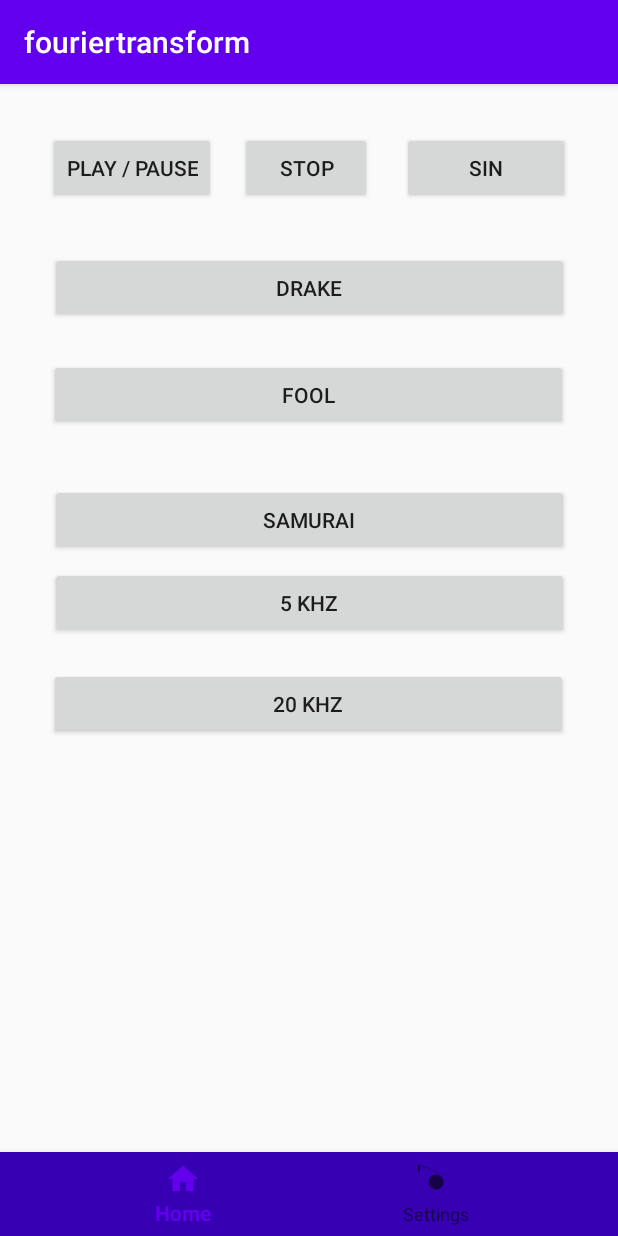
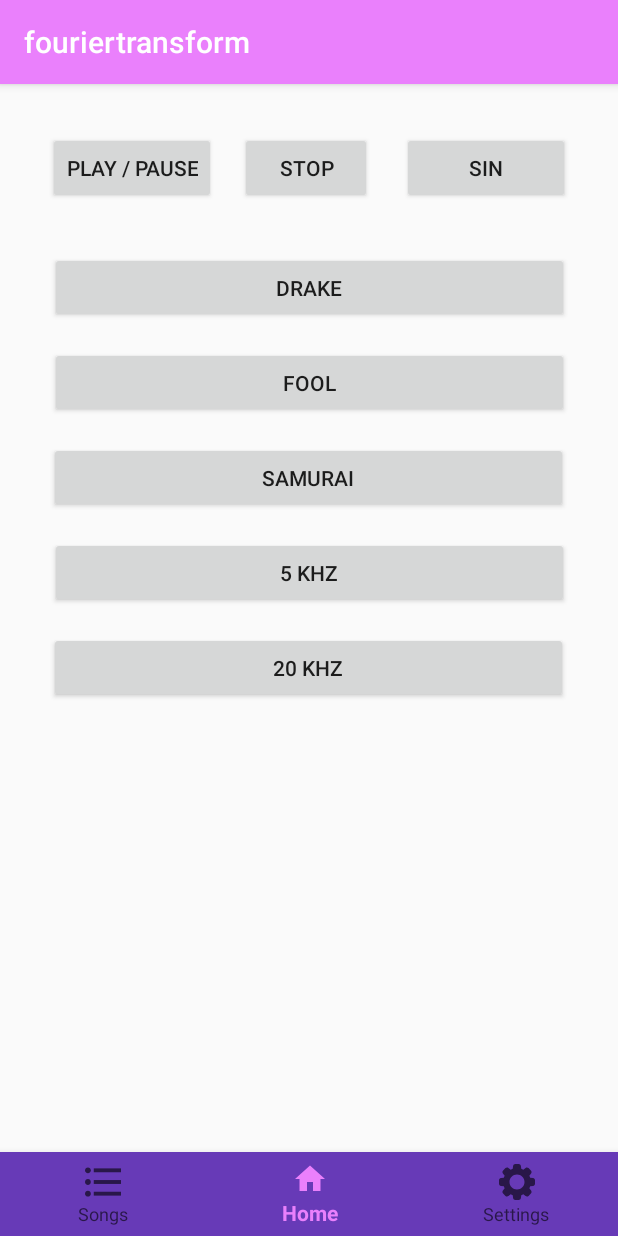
Before and after one commit to HardenedHunter/fouriertransform, an Android app: the screen it shows after launch (MainActivity), on a phone screen of 412 x 824 dp. Run offline under Robolectric (Android 15) with nearby library versions, the light colour scheme and no system bars.

Commit message:
Added list with songs which loaded from Android default media storage (audio)

```diff
--- a/app/build.gradle
+++ b/app/build.gradle
@@ -33,6 +33,7 @@
     implementation 'com.google.android.material:material:1.2.1'
     implementation 'androidx.legacy:legacy-support-v4:1.0.0'
     implementation 'com.google.code.gson:gson:2.8.5'
+    implementation 'androidx.recyclerview:recyclerview:1.1.0'
     testImplementation 'junit:junit:4.12'
     androidTestImplementation 'androidx.test.ext:junit:1.1.2'
     androidTestImplementation 'androidx.test.espresso:espresso-core:3.3.0'
--- /dev/null
+++ b/app/src/main/java/com/hardenedhunter/fouriertransform/ISongEventListener.java
@@ -0,0 +1,7 @@
+package com.hardenedhunter.fouriertransform;
+
+public interface ISongEventListener {
+
+    void songSelectedEvent(Song song);
+
+}
--- /dev/null
+++ b/app/src/main/res/drawable/ic_list_black_24dp.xml
@@ -0,0 +1,9 @@
+<vector android:height="24dp" android:viewportHeight="394.667"
+    android:viewportWidth="394.667" android:width="24dp" xmlns:android="http://schemas.android.com/apk/res/android">
+    <path android:fillColor="#FF000000" android:pathData="M32,37.333c-17.707,0 -32,14.293 -32,32s14.293,32 32,32s32,-14.293 32,-32S49.707,37.333 32,37.333z"/>
+    <path android:fillColor="#FF000000" android:pathData="M32,165.333c-17.707,0 -32,14.293 -32,32s14.293,32 32,32s32,-14.293 32,-32S49.707,165.333 32,165.333z"/>
+    <path android:fillColor="#FF000000" android:pathData="M32,293.333c-17.813,0 -32,14.4 -32,32c0,17.6 14.4,32 32,32c17.6,0 32,-14.4 32,-32C64,307.733 49.813,293.333 32,293.333z"/>
+    <path android:fillColor="#FF000000" android:pathData="M96,304h298.667v42.667h-298.667z"/>
+    <path android:fillColor="#FF000000" android:pathData="M96,48h298.667v42.667h-298.667z"/>
+    <path android:fillColor="#FF000000" android:pathData="M96,176h298.667v42.667h-298.667z"/>
+</vector>
--- a/app/src/main/res/drawable/ic_settings_black_24dp.xml
+++ b/app/src/main/res/drawable/ic_settings_black_24dp.xml
@@ -1,11 +1,4 @@
-<?xml version="1.0" encoding="utf-8"?>
-<vector xmlns:android="http://schemas.android.com/apk/res/android"
-    android:width="24dp"
-    android:height="24dp"
-    android:viewportWidth="24"
-    android:viewportHeight="24">
-
-    <path
-        android:fillColor="#000000"
-        android:pathData="M22.683 9.394-1.88-0.239c-0.155-0.477-0.346-0.937-0.569-1.374l1.161-1.495c0.47-0.605 0.415 -1.459-0.122-1.979l-1.575-1.575c-0.525-0.542-1.379-0.596-1.985-0.127l-1.493 1.161c-0.437-0.223-0.897-0.414-1.375-0.569l-0.239-1.877c-0.09-0.753-0.729-1.32-1.486-1.32h-2.24c-0.757 0-1.396 0.567 -1.486 1.317l-0.239 1.88c-0.478 0.155 -0.938 0.345 -1.375 0.569 l-1.494-1.161c-0.604-0.469-1.458-0.415-1.979 0.122 l-1.575 1.574c-0.542 0.526 -0.597 1.38-0.127 1.986l1.161 1.494c-0.224 0.437 -0.414 0.897 -0.569 1.374l-1.877 0.239 c-0.753 0.09 -1.32 0.729 -1.32 1.486v2.24c0 0.757 0.567 1.396 1.317 1.486l1.88 0.239 c0.155 0.477 0.346 0.937 0.569 1.374l-1.161 1.495c-0.47 0.605 -0.415 1.459 0.122 1.979l1.575 1.575c0.526 0.541 1.379 0.595 1.985 0.126 l1.494-1.161c0.437 0.224 0.897 0.415 1.374 0.569 l0.239 1.876c0.09 0.755 0.729 1.322 1.486 1.322h2.24c0.757 0 1.396-0.567 1.486-1.317l0.239-1.88c0.477-0.155 0.937 -0.346 1.374-0.569l1.495 1.161c0.605 0.47 1.459 0.415 1.979-0.122l1.575-1.575c0.542-0.526 0.597 -1.379 0.127 -1.985l-1.161-1.494c0.224-0.437 0.415 -0.897 0.569 -1.374l1.876-0.239c0.753-0.09 1.32-0.729 1.32-1.486v-2.24c0.001-0.757-0.566-1.396-1.316-1.486zm-10.683 7.606c-2.757 0-5-2.243-5-5s2.243-5 5-5 5 2.243 5 5-2.243 5-5 5z" />
+<vector android:height="24dp" android:viewportHeight="24"
+    android:viewportWidth="24" android:width="24dp" xmlns:android="http://schemas.android.com/apk/res/android">
+    <path android:fillColor="#FF000000" android:pathData="m22.683,9.394 l-1.88,-0.239c-0.155,-0.477 -0.346,-0.937 -0.569,-1.374l1.161,-1.495c0.47,-0.605 0.415,-1.459 -0.122,-1.979l-1.575,-1.575c-0.525,-0.542 -1.379,-0.596 -1.985,-0.127l-1.493,1.161c-0.437,-0.223 -0.897,-0.414 -1.375,-0.569l-0.239,-1.877c-0.09,-0.753 -0.729,-1.32 -1.486,-1.32h-2.24c-0.757,0 -1.396,0.567 -1.486,1.317l-0.239,1.88c-0.478,0.155 -0.938,0.345 -1.375,0.569l-1.494,-1.161c-0.604,-0.469 -1.458,-0.415 -1.979,0.122l-1.575,1.574c-0.542,0.526 -0.597,1.38 -0.127,1.986l1.161,1.494c-0.224,0.437 -0.414,0.897 -0.569,1.374l-1.877,0.239c-0.753,0.09 -1.32,0.729 -1.32,1.486v2.24c0,0.757 0.567,1.396 1.317,1.486l1.88,0.239c0.155,0.477 0.346,0.937 0.569,1.374l-1.161,1.495c-0.47,0.605 -0.415,1.459 0.122,1.979l1.575,1.575c0.526,0.541 1.379,0.595 1.985,0.126l1.494,-1.161c0.437,0.224 0.897,0.415 1.374,0.569l0.239,1.876c0.09,0.755 0.729,1.322 1.486,1.322h2.24c0.757,0 1.396,-0.567 1.486,-1.317l0.239,-1.88c0.477,-0.155 0.937,-0.346 1.374,-0.569l1.495,1.161c0.605,0.47 1.459,0.415 1.979,-0.122l1.575,-1.575c0.542,-0.526 0.597,-1.379 0.127,-1.985l-1.161,-1.494c0.224,-0.437 0.415,-0.897 0.569,-1.374l1.876,-0.239c0.753,-0.09 1.32,-0.729 1.32,-1.486v-2.24c0.001,-0.757 -0.566,-1.396 -1.316,-1.486zM12,17c-2.757,0 -5,-2.243 -5,-5s2.243,-5 5,-5 5,2.243 5,5 -2.243,5 -5,5z"/>
 </vector>
--- a/app/src/main/res/layout/activity_main.xml
+++ b/app/src/main/res/layout/activity_main.xml
@@ -21,6 +21,7 @@
         app:layout_constraintBottom_toBottomOf="@+id/constraintLayoutContent"
         app:layout_constraintEnd_toEndOf="parent"
         app:layout_constraintStart_toStartOf="parent"
-        app:menu="@menu/menu_bottom_main" />
+        app:menu="@menu/menu_bottom_main"
+        />
 
 </androidx.constraintlayout.widget.ConstraintLayout>
--- a/app/src/main/res/layout/fragment_player.xml
+++ b/app/src/main/res/layout/fragment_player.xml
@@ -23,11 +23,11 @@
         android:id="@+id/buttonFool"
         android:layout_width="346dp"
         android:layout_height="47dp"
-        android:layout_marginTop="24dp"
+        android:layout_marginTop="16dp"
         android:onClick="onSongClick"
         android:text="Fool"
         app:layout_constraintEnd_toEndOf="parent"
-        app:layout_constraintHorizontal_bias="0.492"
+        app:layout_constraintHorizontal_bias="0.507"
         app:layout_constraintStart_toStartOf="parent"
         app:layout_constraintTop_toBottomOf="@+id/buttonDrake" />
 
@@ -35,7 +35,7 @@
         android:id="@+id/button20Khz"
         android:layout_width="346dp"
         android:layout_height="47dp"
-        android:layout_marginTop="20dp"
+        android:layout_marginTop="16dp"
         android:onClick="onSongClick"
         android:text="20 kHz"
         app:layout_constraintEnd_toEndOf="parent"
@@ -47,7 +47,7 @@
         android:id="@+id/button5Khz"
         android:layout_width="346dp"
         android:layout_height="47dp"
-        android:layout_marginTop="8dp"
+        android:layout_marginTop="16dp"
         android:onClick="onSongClick"
         android:text="5 kHz"
         app:layout_constraintEnd_toEndOf="parent"
@@ -95,11 +95,11 @@
         android:id="@+id/buttonSamurai"
         android:layout_width="346dp"
         android:layout_height="47dp"
-        android:layout_marginTop="36dp"
+        android:layout_marginTop="16dp"
         android:onClick="onSongClick"
         android:text="Samurai"
         app:layout_constraintEnd_toEndOf="parent"
-        app:layout_constraintHorizontal_bias="0.507"
+        app:layout_constraintHorizontal_bias="0.492"
         app:layout_constraintStart_toStartOf="parent"
         app:layout_constraintTop_toBottomOf="@+id/buttonFool" />
 
--- a/app/src/main/res/menu/menu_bottom_main.xml
+++ b/app/src/main/res/menu/menu_bottom_main.xml
@@ -1,5 +1,11 @@
 <?xml version="1.0" encoding="utf-8"?>
 <menu xmlns:android="http://schemas.android.com/apk/res/android">
+
+    <item
+        android:id="@+id/navigation_list"
+        android:icon="@drawable/ic_list_black_24dp"
+        android:title="@string/list" />
+
     <item
         android:id="@+id/navigation_home"
         android:icon="@drawable/ic_home_black_24dp"
--- a/app/src/main/res/values/colors.xml
+++ b/app/src/main/res/values/colors.xml
@@ -1,6 +1,6 @@
 <?xml version="1.0" encoding="utf-8"?>
 <resources>
-    <color name="colorPrimary">#6200EE</color>
-    <color name="colorPrimaryDark">#3700B3</color>
-    <color name="colorAccent">#03DAC5</color>
+    <color name="colorPrimary">#EA80FC</color>
+    <color name="colorPrimaryDark">#673AB7</color>
+    <color name="colorAccent">#4DD0E1</color>
 </resources>
--- /dev/null
+++ b/app/src/main/res/values/dimens.xml
@@ -0,0 +1,5 @@
+<?xml version="1.0" encoding="utf-8"?>
+<resources>
+    <dimen name="text_margin">16dp</dimen>
+    <dimen name="menu_item_margin">2dp</dimen>
+</resources>
--- a/app/src/main/res/values/strings.xml
+++ b/app/src/main/res/values/strings.xml
@@ -9,4 +9,6 @@
     <string name="settings">Settings</string>
     <!-- TODO: Remove or change this placeholder text -->
     <string name="hello_blank_fragment">Hello blank fragment</string>
+    <string name="list">Songs</string>
+    <string name="media_error">Ошибка воспроизведения</string>
 </resources>
```
Also changed, not shown: app/src/main/java/com/hardenedhunter/fouriertransform/CustomItemClickListener.java (added, +9 -0 lines), app/src/main/java/com/hardenedhunter/fouriertransform/MainActivity.java (+45 -10 lines), app/src/main/java/com/hardenedhunter/fouriertransform/MySongRecyclerViewAdapter.java (added, +66 -0 lines), app/src/main/java/com/hardenedhunter/fouriertransform/Song.java (added, +32 -0 lines), app/src/main/java/com/hardenedhunter/fouriertransform/SongFragment.java (added, +139 -0 lines), app/src/main/res/layout/fragment_item.xml (added, +27 -0 lines), app/src/main/res/layout/fragment_item_list.xml (added, +13 -0 lines).
